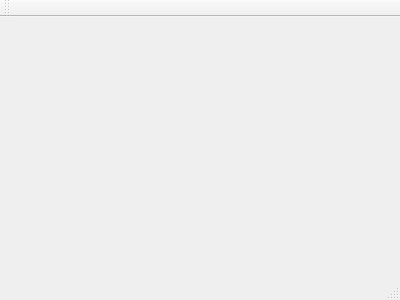
Above: LibreDAQStudio/mainwindow.ui from LibreDAQ/libredaq before the change. Below: the same form after it.
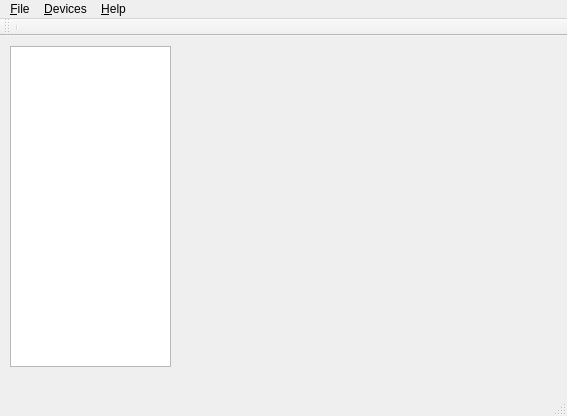
That is the form after the change.

Commit message: Start LDStudio UI

What changed in the file:
```diff
--- a/LibreDAQStudio/mainwindow.ui
+++ b/LibreDAQStudio/mainwindow.ui
@@ -1,24 +1,111 @@
 <ui version="4.0">
  <class>MainWindow</class>
- <widget class="QMainWindow" name="MainWindow" >
-  <property name="geometry" >
+ <widget class="QMainWindow" name="MainWindow">
+  <property name="geometry">
    <rect>
     <x>0</x>
     <y>0</y>
-    <width>400</width>
-    <height>300</height>
+    <width>567</width>
+    <height>416</height>
    </rect>
   </property>
-  <property name="windowTitle" >
+  <property name="minimumSize">
+   <size>
+    <width>400</width>
+    <height>0</height>
+   </size>
+  </property>
+  <property name="windowTitle">
    <string>MainWindow</string>
   </property>
-  <widget class="QMenuBar" name="menuBar" />
-  <widget class="QToolBar" name="mainToolBar" />
-  <widget class="QWidget" name="centralWidget" />
-  <widget class="QStatusBar" name="statusBar" />
+  <widget class="QWidget" name="centralWidget">
+   <property name="sizePolicy">
+    <sizepolicy hsizetype="Maximum" vsizetype="Maximum">
+     <horstretch>0</horstretch>
+     <verstretch>0</verstretch>
+    </sizepolicy>
+   </property>
+   <widget class="QTreeView" name="treeView">
+    <property name="geometry">
+     <rect>
+      <x>10</x>
+      <y>10</y>
+      <width>161</width>
+      <height>321</height>
+     </rect>
+    </property>
+   </widget>
+   <widget class="QWidget" name="horizontalLayoutWidget">
+    <property name="geometry">
+     <rect>
+      <x>190</x>
+      <y>90</y>
+      <width>160</width>
+      <height>80</height>
+     </rect>
+    </property>
+    <layout class="QHBoxLayout" name="horizontalLayout"/>
+   </widget>
+  </widget>
+  <widget class="QMenuBar" name="menuBar">
+   <property name="geometry">
+    <rect>
+     <x>0</x>
+     <y>0</y>
+     <width>567</width>
+     <height>21</height>
+    </rect>
+   </property>
+   <widget class="QMenu" name="menu_File">
+    <property name="title">
+     <string>&amp;File</string>
+    </property>
+    <addaction name="separator"/>
+    <addaction name="action_Exit"/>
+   </widget>
+   <widget class="QMenu" name="menu_Help">
+    <property name="title">
+     <string>&amp;Help</string>
+    </property>
+    <addaction name="action_About"/>
+   </widget>
+   <widget class="QMenu" name="menuDevices">
+    <property name="title">
+     <string>&amp;Devices</string>
+    </property>
+    <addaction name="actionRe_scan_devices"/>
+   </widget>
+   <addaction name="menu_File"/>
+   <addaction name="menuDevices"/>
+   <addaction name="menu_Help"/>
+  </widget>
+  <widget class="QToolBar" name="mainToolBar">
+   <attribute name="toolBarArea">
+    <enum>TopToolBarArea</enum>
+   </attribute>
+   <attribute name="toolBarBreak">
+    <bool>false</bool>
+   </attribute>
+   <addaction name="separator"/>
+  </widget>
+  <widget class="QStatusBar" name="statusBar"/>
+  <action name="action_About">
+   <property name="text">
+    <string>&amp;About...</string>
+   </property>
+  </action>
+  <action name="action_Exit">
+   <property name="text">
+    <string>&amp;Exit</string>
+   </property>
+  </action>
+  <action name="actionRe_scan_devices">
+   <property name="text">
+    <string>Re-scan devices...</string>
+   </property>
+  </action>
  </widget>
- <layoutDefault spacing="6" margin="11" />
- <pixmapfunction></pixmapfunction>
+ <layoutdefault spacing="6" margin="11"/>
  <resources/>
  <connections/>
 </ui>
```
Left out of the diff: 20 changed lines with no effect on the pictures. The commit also changes 4 other files.
